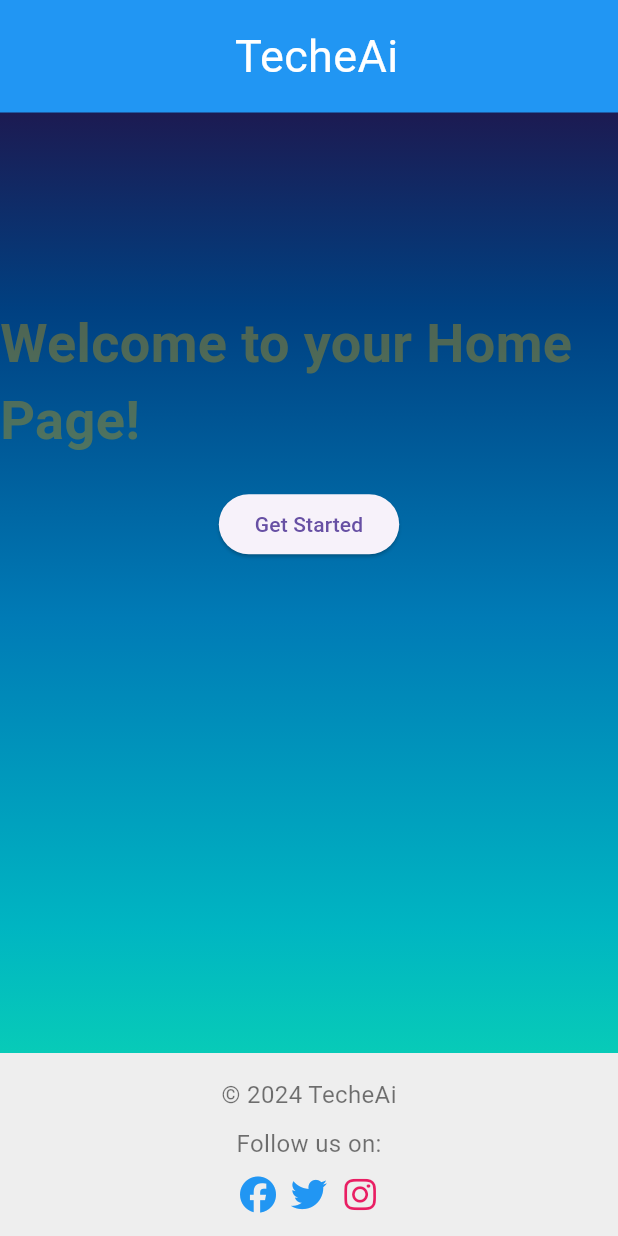
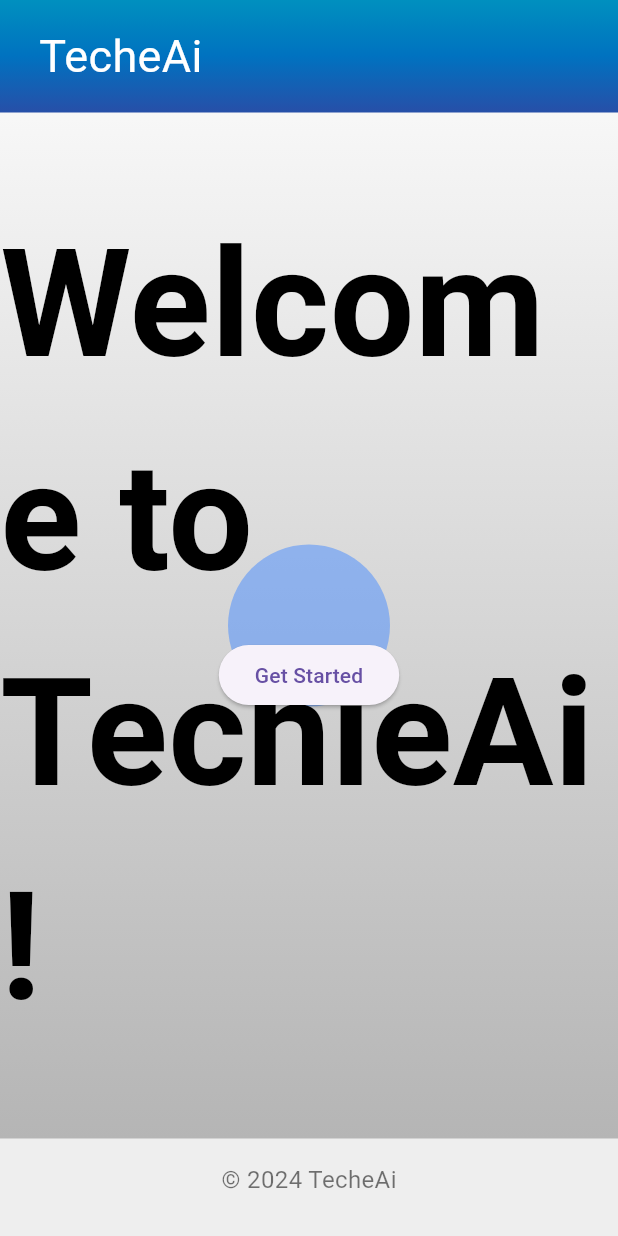
Before and after one commit to Techie-AI/App, a Flutter app: the screen it shows after launch, on a phone screen of 412 x 824 dp. Run offline on Flutter 3.47's test engine with Material 3 defaults, Android fonts, the phone set to English and light mode, and no system bars; drawn by our look-alikes of animated_text_kit; our stand-ins replace flutter_dotenv, google_generative_ai.

Commit message:
home page

```diff
--- a/lib/main.dart
+++ b/lib/main.dart
@@ -23,7 +23,7 @@
       theme: ThemeData(
         primarySwatch: Colors.blue,
       ),
-      home: HomePage(),
+      home: const HomePage(),
     );
   }
 }
--- a/lib/pages/home_page.dart
+++ b/lib/pages/home_page.dart
@@ -18,14 +18,14 @@ class HomePage extends StatelessWidget {
             decoration: const BoxDecoration(
               gradient: LinearGradient(
                 colors: [
-                  Color(0xFF2c0537),
-                  Color(0xFF004081),
-                  Color(0xFF007bb6),
-                  Color(0xFF00b5c2),
-                  Color(0xFF12eba9),
+                  Color(0xFFafafaf),
+                  Color(0xFFc2c2c2),
+                  Color(0xFFd6d6d6),
+                  Color(0xFFeaeaea),
+                  Color(0xFFFFFFFF),
                 ],
-                begin: Alignment.topCenter,
-                end: Alignment.bottomCenter,
+                begin: Alignment.bottomCenter,
+                end: Alignment.topCenter,
               ),
             ),
           ),
@@ -33,25 +33,12 @@ class HomePage extends StatelessWidget {
           Column(
             children: <Widget>[
               Header(),
-              Expanded(
+              const Expanded(
                 child: Center(
                   child: Column(
                     mainAxisAlignment: MainAxisAlignment.center,
                     children: <Widget>[
                       AnimatedWelcomeText(),
-                      const SizedBox(height: 20),
-                      ElevatedButton(
-                        onPressed: () {
-                          Navigator.push(
-                            context,
-                            MaterialPageRoute(
-                              builder: (context) => OptionsScreen(),
-                            ),
-                          );
-                        },
-                        child: const Text('Get Started'),
-                      ),
-                      const SizedBox(height: 200),
                     ],
                   ),
                 ),
@@ -59,6 +46,25 @@ class HomePage extends StatelessWidget {
               const Footer(),
             ],
           ),
+          // Positioned button
+          Positioned(
+            bottom: 350, // Distance from the bottom of the screen
+            left: 0,
+            right: 0,
+            child: Center(
+              child: ElevatedButton(
+                onPressed: () {
+                  Navigator.push(
+                    context,
+                    MaterialPageRoute(
+                      builder: (context) => const OptionsScreen(),
+                    ),
+                  );
+                },
+                child: const Text('Get Started'),
+              ),
+            ),
+          ),
         ],
       ),
     );
--- a/lib/widgets/footer.dart
+++ b/lib/widgets/footer.dart
@@ -1,6 +1,4 @@
 import 'package:flutter/material.dart';
-import 'package:font_awesome_flutter/font_awesome_flutter.dart';
-
 class Footer extends StatelessWidget {
   const Footer({super.key});
 
@@ -20,24 +18,6 @@ class Footer extends StatelessWidget {
             ),
           ),
           SizedBox(height: 10),
-          Text(
-            'Follow us on:',
-            style: TextStyle(
-              fontSize: 16,
-              color: Colors.black54,
-            ),
-          ),
-          SizedBox(height: 10),
-          Row(
-            mainAxisAlignment: MainAxisAlignment.center,
-            children: [
-              Icon(FontAwesomeIcons.facebook, color: Colors.blue),
-              SizedBox(width: 10),
-              Icon(FontAwesomeIcons.twitter, color: Colors.blue),
-              SizedBox(width: 10),
-              Icon(FontAwesomeIcons.instagram, color: Colors.pink),
-            ],
-          ),
         ],
       ),
     );
--- a/lib/widgets/header.dart
+++ b/lib/widgets/header.dart
@@ -5,11 +5,22 @@ class Header extends StatelessWidget {
   Widget build(BuildContext context) {
     return Container(
       padding: const EdgeInsets.all(16.0),
-      color: Colors.blue,
+      decoration: const BoxDecoration(
+        gradient: LinearGradient(
+          colors: [
+            Color(0xFF274fa8),
+            Color(0xFF0072c0),
+            Color(0xFF0090bf),
+          ],
+          begin: Alignment.bottomCenter,
+          end: Alignment.topCenter,
+        ),
+      ),
       width: double.infinity,
       child: const Row(
-        mainAxisAlignment: MainAxisAlignment.center,
+        mainAxisAlignment: MainAxisAlignment.start,
         children: [
+          // Uncomment and provide your logo path if needed
           // Image.asset(
           //   'assets/images/logo.png',
           //   height: 80,
--- a/lib/widgets/welcome_text.dart
+++ b/lib/widgets/welcome_text.dart
@@ -1,43 +1,73 @@
 import 'package:flutter/material.dart';
 import 'package:animated_text_kit/animated_text_kit.dart';
 
-class AnimatedWelcomeText extends StatelessWidget {
+class AnimatedWelcomeText extends StatefulWidget {
+  const AnimatedWelcomeText({super.key});
+
+  @override
+  _AnimatedWelcomeTextState createState() => _AnimatedWelcomeTextState();
+}
+
+class _AnimatedWelcomeTextState extends State<AnimatedWelcomeText>
+    with SingleTickerProviderStateMixin {
+  late AnimationController _animationController;
+  late Animation<double> _animation;
+
+  @override
+  void initState() {
+    super.initState();
+    _animationController = AnimationController(
+      duration: const Duration(seconds: 2),
+      vsync: this,
+    )..repeat(reverse: true); // Repeats animation in reverse as well
+
+    _animation = Tween<double>(begin: 100.0, end: 500.0).animate(
+      CurvedAnimation(parent: _animationController, curve: Curves.easeInOut),
+    );
+  }
+
+  @override
+  void dispose() {
+    _animationController.dispose();
+    super.dispose();
+  }
+
   @override
   Widget build(BuildContext context) {
-    return AnimatedTextKit(
-      animatedTexts: [
-        TypewriterAnimatedText(
-          'Welcome to your Home Page!',
-          textStyle: const TextStyle(
-            fontSize: 36,
-            fontWeight: FontWeight.bold,
-            color: Color.fromARGB(101, 197, 153, 10),
+    return Center(
+      child: Stack(
+        alignment: Alignment.center,
+        children: [
+          AnimatedBuilder(
+            animation: _animation,
+            builder: (context, child) {
+              return Container(
+                width: _animation.value,
+                height: _animation.value,
+                decoration: BoxDecoration(
+                  shape: BoxShape.circle,
+                  color: Colors.blueAccent
+                      .withOpacity(0.5), // Semi-transparent blue color
+                ),
+              );
+            },
           ),
-          speed: const Duration(milliseconds: 150),
-        ),
-        TypewriterAnimatedText(
-          'We are excited to have you here!',
-          textStyle: const TextStyle(
-            fontSize: 32,
-            fontWeight: FontWeight.w600,
-            color: Color.fromARGB(255, 255, 0, 21),
+          AnimatedTextKit(
+            animatedTexts: [
+              TypewriterAnimatedText(
+                'Welcome to TechieAi!',
+                textStyle: const TextStyle(
+                  fontSize: 100,
+                  fontWeight: FontWeight.bold,
+                  color: Colors.black, // White text color for contrast
+                ),
+                speed: const Duration(milliseconds: 200),
+              ),
+            ],
+            repeatForever: true,
           ),
-          speed: const Duration(milliseconds: 150),
-        ),
-        TypewriterAnimatedText(
-          'Explore and enjoy the features!',
-          textStyle: const TextStyle(
-            fontSize: 28,
-            fontWeight: FontWeight.normal,
-            color: Color.fromARGB(255, 65, 122, 136),
-          ),
-          speed: const Duration(milliseconds: 150),
-        ),
-      ],
-      totalRepeatCount: 1,
-      onFinished: () {
-        // Optional: Add actions when the animation finishes
-      },
+        ],
+      ),
     );
   }
 }
```
Also changed, not shown: flutter_01.png (added).
